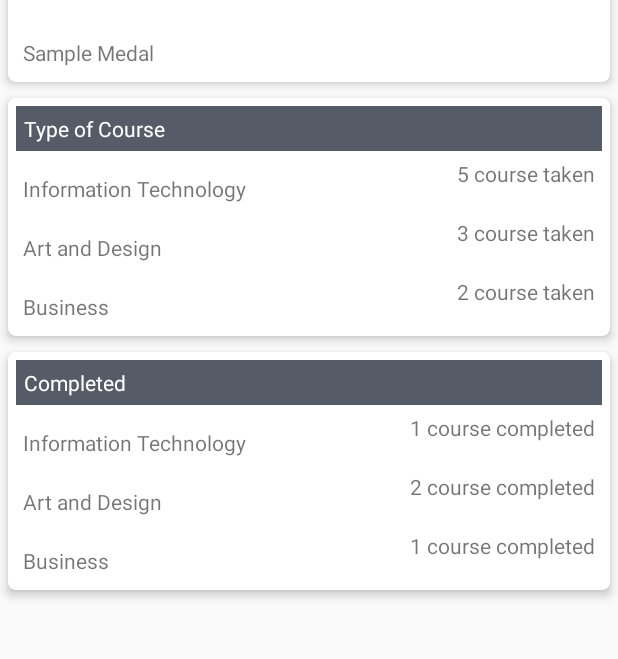
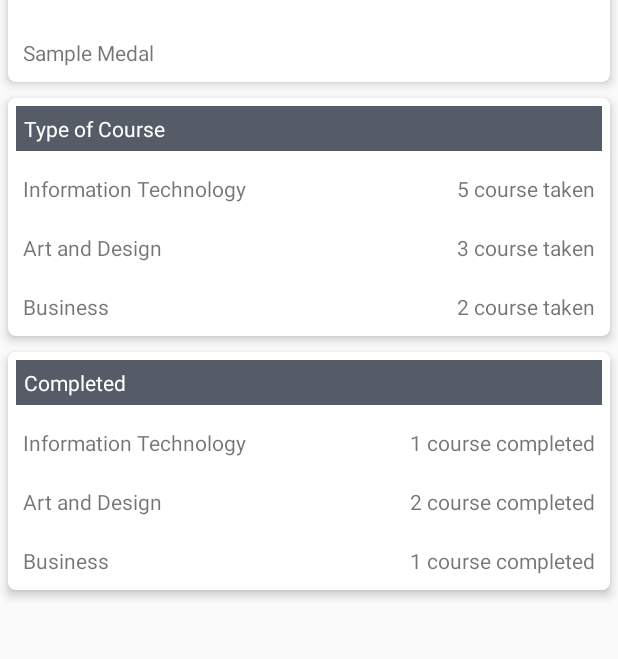
Before and after one commit to mstrassassin1st/Lightbulb, an Android app: the Profile screen opened directly, with no data from a screen before it, on a phone screen of 412 x 824 dp, the part 314-973 px from its top. Run offline under Robolectric (Android 15) with nearby library versions, the phone set to English and light mode, and no system bars.

Commit message:
Fix - layout issue on Profile page

```diff
--- a/app/src/main/res/layout/content_profile.xml
+++ b/app/src/main/res/layout/content_profile.xml
@@ -106,7 +106,6 @@
                 <TextView
                     android:layout_width="wrap_content"
                     android:layout_height="wrap_content"
-                    android:layout_gravity=""
                     android:text="5 course taken"
                     android:layout_margin="10dp"/>
             </LinearLayout>
@@ -123,12 +122,12 @@
                 android:layout_width="0dp"
                 android:layout_height="0dp"
                 android:layout_weight="1" />
+
             <TextView
                 android:layout_width="wrap_content"
                 android:layout_height="wrap_content"
-                android:layout_gravity=""
-                android:text="3 course taken"
-                android:layout_margin="10dp"/>
+                android:layout_margin="10dp"
+                android:text="3 course taken" />
         </LinearLayout>
         <LinearLayout
             android:orientation="horizontal"
@@ -146,7 +145,6 @@
             <TextView
                 android:layout_width="wrap_content"
                 android:layout_height="wrap_content"
-                android:layout_gravity="end"
                 android:text="2 course taken"
                 android:layout_margin="10dp"/>
         </LinearLayout>
@@ -181,8 +179,7 @@
                     android:layout_width="wrap_content"
                     android:layout_height="wrap_content"
                     android:text="Information Technology"
-                    android:layout_margin="10dp"
-                    android:gravity="start"/>
+                    android:layout_margin="10dp" />
                 <View
                     android:layout_width="0dp"
                     android:layout_height="0dp"
@@ -190,7 +187,6 @@
                 <TextView
                     android:layout_width="wrap_content"
                     android:layout_height="wrap_content"
-                    android:layout_gravity=""
                     android:text="1 course completed"
                     android:layout_margin="10dp"/>
             </LinearLayout>
@@ -210,7 +206,6 @@
                 <TextView
                     android:layout_width="wrap_content"
                     android:layout_height="wrap_content"
-                    android:layout_gravity=""
                     android:text="2 course completed"
                     android:layout_margin="10dp"/>
             </LinearLayout>
@@ -230,7 +225,6 @@
                 <TextView
                     android:layout_width="wrap_content"
                     android:layout_height="wrap_content"
-                    android:layout_gravity=""
                     android:text="1 course completed"
                     android:layout_margin="10dp"/>
             </LinearLayout>
```
